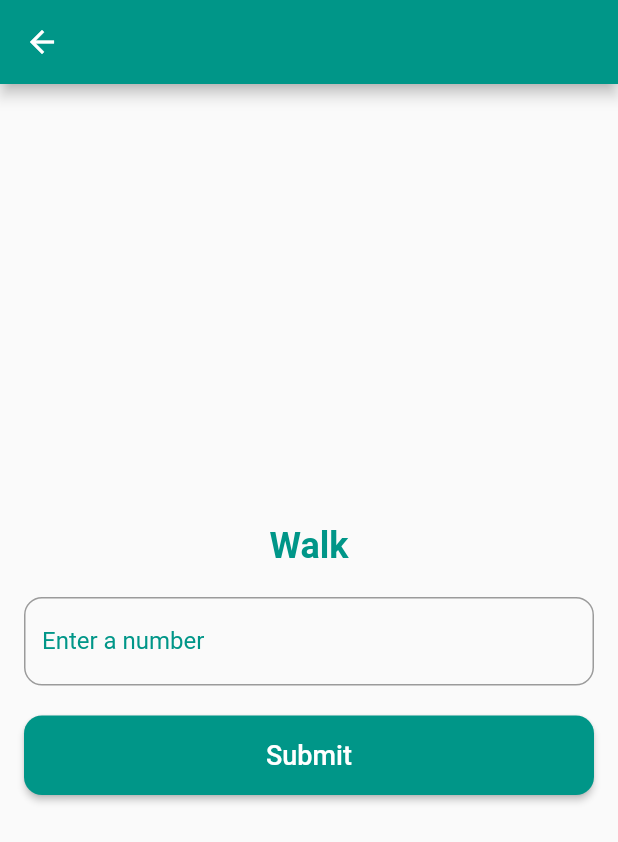
After one commit to undercurre/body_king, a Flutter app: the HomePage screen opened directly, after a tap on the "notifications active" icon, after a tap on the "arrow forward" icon, after a tap on "Walk", on a phone screen of 412 x 824 dp. The commit adds this screen. Shown: the top 842 px of the screen. Run offline on Flutter 3.47's test engine with Material 2 defaults, Android fonts, the phone set to English and light mode, and no system bars; our stand-ins replace shared_preferences; missing offline and left inert: encrypt, pointycastle, rsa_encrypt; accounts and stored records are empty; network calls fail.

Commit message:
feat: 完成页

```diff
--- a/lib/pages/home/components/progress_card.dart
+++ b/lib/pages/home/components/progress_card.dart
@@ -9,6 +9,7 @@ class ProgressCard extends StatefulWidget {
   final num current;
   final Trend trend;
   final Color backgroundColor;
+  final VoidCallback onTap;
 
   const ProgressCard({
     Key? key,
@@ -18,6 +19,7 @@ class ProgressCard extends StatefulWidget {
     required this.target,
     required this.trend,
     required this.backgroundColor,
+    required this.onTap,
   }) : super(key: key);
 
   @override
@@ -27,7 +29,9 @@ class ProgressCard extends StatefulWidget {
 class _ProgressCardState extends State<ProgressCard> {
   @override
   Widget build(BuildContext context) {
-    return Card(
+    return GestureDetector(
+      onTap: widget.onTap,
+      child: Card(
         color: widget.backgroundColor,
         shape: RoundedRectangleBorder(
           borderRadius: BorderRadius.circular(10),
@@ -77,6 +81,7 @@ class _ProgressCardState extends State<ProgressCard> {
             ],
           ),
         ),
+      ),
     );
   }
 
--- a/lib/pages/home/home_page.dart
+++ b/lib/pages/home/home_page.dart
@@ -1,5 +1,6 @@
 import 'package:body_king/pages/home/components/avatar.dart';
 import 'package:body_king/pages/home/components/progress_card.dart';
+import 'package:body_king/pages/home/task_completion.dart';
 import 'package:flutter/material.dart';
 import 'package:provider/provider.dart';
 
@@ -23,7 +24,6 @@ class _HomePageState extends State<HomePage> {
   double weeklyWeightLoss = 0;
   double monthlyWeightLoss = 0;
   double quarterlyWeightLoss = 0;
-
 
   final List<Map<String, dynamic>> progressData = [
     {
@@ -214,6 +214,13 @@ class _HomePageState extends State<HomePage> {
                           current: data['current'],
                           trend: data['trend'],
                           backgroundColor: data['backgroundColor'],
+                          onTap: () => {
+                            Navigator.pushNamed(
+                              context,
+                              '/taskCompletion',
+                              arguments: data['name'],
+                            )
+                          },
                         );
                       },
                     ),
--- /dev/null
+++ b/lib/pages/home/task_completion.dart
@@ -0,0 +1,109 @@
+import 'package:flutter/material.dart';
+
+class TaskCompletionPage extends StatefulWidget {
+  final String task;
+
+  TaskCompletionPage({super.key, required this.task});
+
+  @override
+  _TaskCompletionPageState createState() => _TaskCompletionPageState();
+}
+
+class _TaskCompletionPageState extends State<TaskCompletionPage> {
+  final TextEditingController _controller = TextEditingController();
+  late String taskName;
+
+  @override
+  void initState() {
+    super.initState();
+    taskName = widget.task;
+  }
+
+  void _handleSubmit() {
+    final String input = _controller.text;
+    if (input.isNotEmpty) {
+      final int? number = int.tryParse(input);
+      if (number != null) {
+        // 在这里处理数字输入，例如保存或上传
+        ScaffoldMessenger.of(context).showSnackBar(
+          SnackBar(content: Text('Number submitted: $number')),
+        );
+      } else {
+        ScaffoldMessenger.of(context).showSnackBar(
+          const SnackBar(content: Text('Please enter a valid number')),
+        );
+      }
+    }
+  }
+
+  @override
+  void dispose() {
+    _controller.dispose();
+    super.dispose();
+  }
+
+  @override
+  Widget build(BuildContext context) {
+    return Scaffold(
+      appBar: AppBar(
+        leading: IconButton(
+          icon: Icon(Icons.arrow_back),
+          onPressed: () {
+            Navigator.pop(context);
+          },
+        ),
+        backgroundColor: Colors.teal,
+      ),
+      body: Padding(
+        padding: const EdgeInsets.all(16.0),
+        child: Column(
+          mainAxisAlignment: MainAxisAlignment.center,
+          crossAxisAlignment: CrossAxisAlignment.stretch,
+          children: [
+            Text(
+              taskName,
+              textAlign: TextAlign.center,
+              style: TextStyle(
+                fontSize: 24,
+                fontWeight: FontWeight.bold,
+                color: Colors.teal,
+              ),
+            ),
+            SizedBox(height: 20),
+            TextField(
+              controller: _controller,
+              keyboardType: TextInputType.number,
+              decoration: InputDecoration(
+                labelText: 'Enter a number',
+                border: OutlineInputBorder(
+                  borderRadius: BorderRadius.circular(12.0),
+                ),
+                focusedBorder: OutlineInputBorder(
+                  borderRadius: BorderRadius.circular(12.0),
+                  borderSide: BorderSide(color: Colors.teal),
+                ),
+                labelStyle: TextStyle(color: Colors.teal),
+              ),
+              cursorColor: Colors.teal,
+            ),
+            SizedBox(height: 20),
+            ElevatedButton(
+              onPressed: _handleSubmit,
+              style: ElevatedButton.styleFrom(
+                primary: Colors.teal,
+                shape: RoundedRectangleBorder(
+                  borderRadius: BorderRadius.circular(12.0),
+                ),
+                padding: EdgeInsets.symmetric(vertical: 16.0),
+              ),
+              child: Text(
+                'Submit',
+                style: TextStyle(fontSize: 18),
+              ),
+            ),
+          ],
+        ),
+      ),
+    );
+  }
+}
--- a/lib/router/index.dart
+++ b/lib/router/index.dart
@@ -4,16 +4,20 @@ import 'package:body_king/pages/main_index.dart';
 import 'package:body_king/pages/splash_screen.dart';
 import 'package:flutter/material.dart';
 
+import '../pages/home/task_completion.dart';
 import '../pages/login_page.dart';
 
 class AppRoutes {
 
   static Map<String, WidgetBuilder> get routes {
     return {
-      '/': (context) => MainIndex(),
+      '/': (context) => const MainIndex(),
       '/splash': (context) => const SplashScreen(),
       '/login': (context) => const LoginPage(),
-      '/home': (context) => MainIndex()
+      '/home': (context) => const MainIndex(),
+      '/taskCompletion': (context) => TaskCompletionPage(
+        task: ModalRoute.of(context)?.settings.arguments as String,
+      )
     };
   }
 
```
Lines whose indentation alone changed are shown as unchanged.
